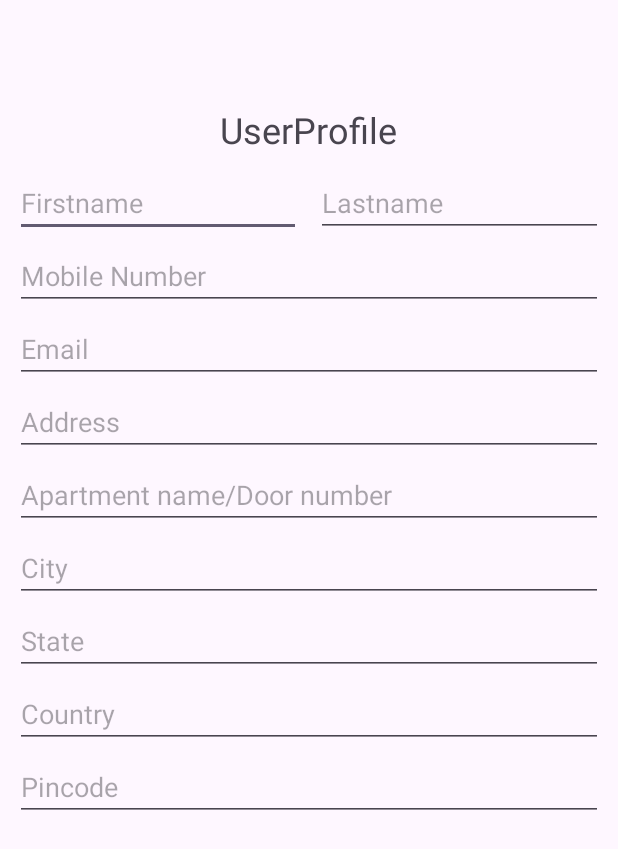
After one commit to Srinivas-Kantheti-2005/Tiny-Trades-App, an Android app: the userpage screen opened directly, with no data from a screen before it, on a phone screen of 412 x 824 dp. The commit adds this screen. Shown: the top 849 px of the screen. Run offline under Robolectric (Android 15) with nearby library versions, the phone set to English and light mode, and no system bars.

Commit message:
user profile layout

```diff
--- a/app/build.gradle.kts
+++ b/app/build.gradle.kts
@@ -15,6 +15,9 @@ android {
         versionName = "1.0"
 
         testInstrumentationRunner = "androidx.test.runner.AndroidJUnitRunner"
+        vectorDrawables {
+            useSupportLibrary = true
+        }
     }
 
     buildTypes {
@@ -26,12 +29,23 @@ android {
             )
         }
     }
+    buildFeatures {
+        compose=true
+    }
     compileOptions {
         sourceCompatibility = JavaVersion.VERSION_1_8
         targetCompatibility = JavaVersion.VERSION_1_8
     }
     kotlinOptions {
         jvmTarget = "1.8"
+    }
+    composeOptions {
+        kotlinCompilerExtensionVersion = "1.5.1"
+    }
+    packaging {
+        resources {
+            excludes += "/META-INF/{AL2.0,LGPL2.1}"
+        }
     }
 }
 
@@ -42,7 +56,15 @@ dependencies {
     implementation(libs.material)
     implementation(libs.androidx.activity)
     implementation(libs.androidx.constraintlayout)
+    implementation(libs.lifecycle.runtime.ktx)
+    implementation(libs.activity.compose)
+    implementation(platform(libs.compose.bom))
+    implementation(libs.ui.graphics)
     testImplementation(libs.junit)
+    androidTestImplementation(platform(libs.compose.bom))
+    androidTestImplementation(libs.ui.test.junit4)
+    debugImplementation("androidx.compose.ui:ui-tooling")
     androidTestImplementation(libs.androidx.junit)
     androidTestImplementation(libs.androidx.espresso.core)
+    debugImplementation(libs.ui.test.manifest)
 }
--- a/app/src/main/AndroidManifest.xml
+++ b/app/src/main/AndroidManifest.xml
@@ -13,6 +13,14 @@
         android:theme="@style/Theme.TinyTrades"
         tools:targetApi="31">
         <activity
+            android:name=".userpage"
+            android:exported="false" />
+        <activity
+            android:name=".userprofile"
+            android:exported="false"
+            android:label="@string/title_activity_userprofile"
+            android:theme="@style/Theme.TinyTrades" />
+        <activity
             android:name=".MainActivity"
             android:exported="true">
             <intent-filter>
--- /dev/null
+++ b/app/src/main/java/com/example/tinytrades/userpage.kt
@@ -0,0 +1,11 @@
+package com.example.tinytrades
+
+import androidx.appcompat.app.AppCompatActivity
+import android.os.Bundle
+
+class userpage : AppCompatActivity() {
+    override fun onCreate(savedInstanceState: Bundle?) {
+        super.onCreate(savedInstanceState)
+        setContentView(R.layout.activity_userpage)
+    }
+}
--- /dev/null
+++ b/app/src/main/res/layout/activity_userpage.xml
@@ -0,0 +1,123 @@
+<?xml version="1.0" encoding="utf-8"?>
+<?xml version="1.0" encoding="utf-8"?>
+<LinearLayout xmlns:android="http://schemas.android.com/apk/res/android"
+    android:layout_width="match_parent"
+    android:layout_height="match_parent"
+    xmlns:tools="http://schemas.android.com/tools"
+    android:orientation="vertical"
+    android:padding="10dp"
+    tools:context=".userpage">
+
+    <TextView
+        android:layout_width="wrap_content"
+        android:layout_height="wrap_content"
+        android:layout_gravity="center"
+        android:layout_marginTop="60dp"
+        android:layout_marginBottom="10dp"
+        android:text="UserProfile"
+        android:textSize="24sp" />
+
+    <LinearLayout
+        android:layout_width="match_parent"
+        android:layout_height="wrap_content"
+        android:orientation="horizontal">
+
+        <EditText
+            android:id="@+id/firstname"
+            android:layout_width="0dp"
+            android:layout_height="wrap_content"
+            android:layout_weight="1"
+            android:hint="Firstname" />
+
+        <Space
+            android:layout_width="10dp"
+            android:layout_height="wrap_content" />
+
+        <EditText
+            android:id="@+id/lastname"
+            android:layout_width="0dp"
+            android:layout_height="wrap_content"
+            android:layout_weight="1"
+            android:hint="Lastname" />
+    </LinearLayout>
+
+    <Space
+        android:layout_width="match_parent"
+        android:layout_height="3dp" />
+
+    <EditText
+        android:id="@+id/mobilenumber"
+        android:layout_width="match_parent"
+        android:layout_height="wrap_content"
+        android:hint="Mobile Number" />
+
+    <Space
+        android:layout_width="match_parent"
+        android:layout_height="3dp" />
+
+    <EditText
+        android:id="@+id/emailid"
+        android:layout_width="match_parent"
+        android:layout_height="wrap_content"
+        android:hint="Email" />
+
+    <Space
+        android:layout_width="match_parent"
+        android:layout_height="3dp" />
+
+    <EditText
+        android:id="@+id/address"
+        android:layout_width="match_parent"
+        android:layout_height="wrap_content"
+        android:hint="Address" />
+
+    <Space
+        android:layout_width="match_parent"
+        android:layout_height="3dp" />
+
+    <EditText
+        android:id="@+id/apartment"
+        android:layout_width="match_parent"
+        android:layout_height="wrap_content"
+        android:hint="Apartment name/Door number" />
+
+    <Space
+        android:layout_width="match_parent"
+        android:layout_height="3dp" />
+
+    <EditText
+        android:id="@+id/city"
+        android:layout_width="match_parent"
+        android:layout_height="wrap_content"
+        android:hint="City" />
+
+    <Space
+        android:layout_width="match_parent"
+        android:layout_height="3dp" />
+
+    <EditText
+        android:id="@+id/state"
+        android:layout_width="match_parent"
+        android:layout_height="wrap_content"
+        android:hint="State" />
+
+    <Space
+        android:layout_width="match_parent"
+        android:layout_height="3dp" />
+
+    <EditText
+        android:id="@+id/country"
+        android:layout_width="match_parent"
+        android:layout_height="wrap_content"
+        android:hint="Country" />
+
+    <Space
+        android:layout_width="match_parent"
+        android:layout_height="3dp" />
+
+    <EditText
+        android:id="@+id/pincode"
+        android:layout_width="match_parent"
+        android:layout_height="wrap_content"
+        android:hint="Pincode" />
+</LinearLayout>
--- a/app/src/main/res/values/strings.xml
+++ b/app/src/main/res/values/strings.xml
@@ -1,3 +1,4 @@
 <resources>
     <string name="app_name">Tiny Trades</string>
+    <string name="title_activity_userprofile">userprofile</string>
 </resources>
--- a/gradle/libs.versions.toml
+++ b/gradle/libs.versions.toml
@@ -9,6 +9,9 @@ appcompat = "1.7.0"
 material = "1.12.0"
 activity = "1.9.0"
 constraintlayout = "2.1.4"
+lifecycle-runtime-ktx = "2.8.2"
+activity-compose = "1.9.0"
+compose-bom = "2023.08.00"
 
 [libraries]
 androidx-core-ktx = { group = "androidx.core", name = "core-ktx", version.ref = "coreKtx" }
@@ -19,6 +22,16 @@ androidx-appcompat = { group = "androidx.appcompat", name = "appcompat", version
 material = { group = "com.google.android.material", name = "material", version.ref = "material" }
 androidx-activity = { group = "androidx.activity", name = "activity", version.ref = "activity" }
 androidx-constraintlayout = { group = "androidx.constraintlayout", name = "constraintlayout", version.ref = "constraintlayout" }
+lifecycle-runtime-ktx = { group = "androidx.lifecycle", name = "lifecycle-runtime-ktx", version.ref = "lifecycle-runtime-ktx" }
+activity-compose = { group = "androidx.activity", name = "activity-compose", version.ref = "activity-compose" }
+compose-bom = { group = "androidx.compose", name = "compose-bom", version.ref = "compose-bom" }
+ui = { group = "androidx.compose.ui", name = "ui" }
+ui-graphics = { group = "androidx.compose.ui", name = "ui-graphics" }
+ui-tooling = { group = "androidx.compose.ui", name = "ui-tooling" }
+ui-tooling-preview = { group = "androidx.compose.ui", name = "ui-tooling-preview" }
+ui-test-manifest = { group = "androidx.compose.ui", name = "ui-test-manifest" }
+ui-test-junit4 = { group = "androidx.compose.ui", name = "ui-test-junit4" }
+material3 = { group = "androidx.compose.material3", name = "material3" }
 
 [plugins]
 android-application = { id = "com.android.application", version.ref = "agp" }
```
